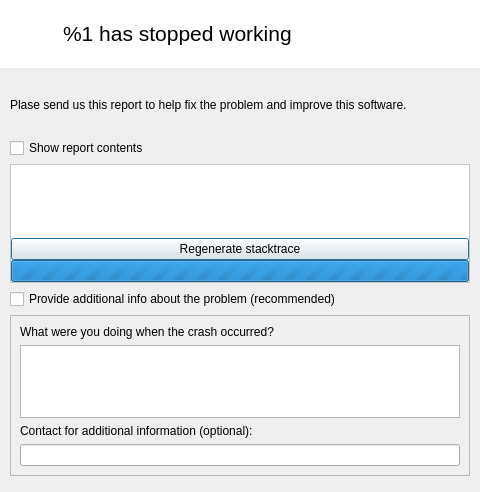
Old version of the form lib/GdbCrashHandlerDialog.ui in the repository manisandro/GdbCrashHandler.
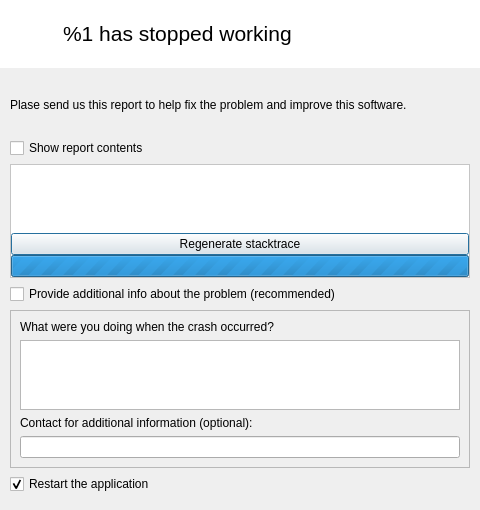
New version of the form.

Commit message: Add option to restart application

```diff
--- a/lib/GdbCrashHandlerDialog.ui
+++ b/lib/GdbCrashHandlerDialog.ui
@@ -273,6 +273,16 @@
         </layout>
        </widget>
       </item>
+      <item>
+       <widget class="QCheckBox" name="checkBoxRestart">
+        <property name="text">
+         <string>Restart the application</string>
+        </property>
+        <property name="checked">
+         <bool>true</bool>
+        </property>
+       </widget>
+      </item>
       <item>
        <widget class="QDialogButtonBox" name="buttonBox">
         <property name="sizePolicy">
```
The commit also changes 2 other files.
